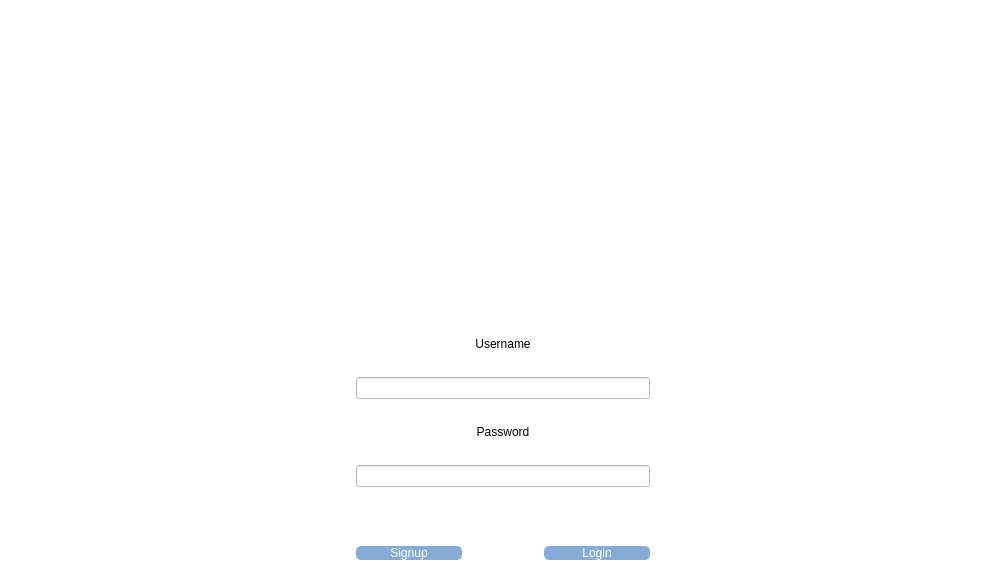
Before: the Qt Designer form stacked.ui in acordi96/ProgrammazioneDiSistema-SharedEditor-Client, drawn with Qt 5.
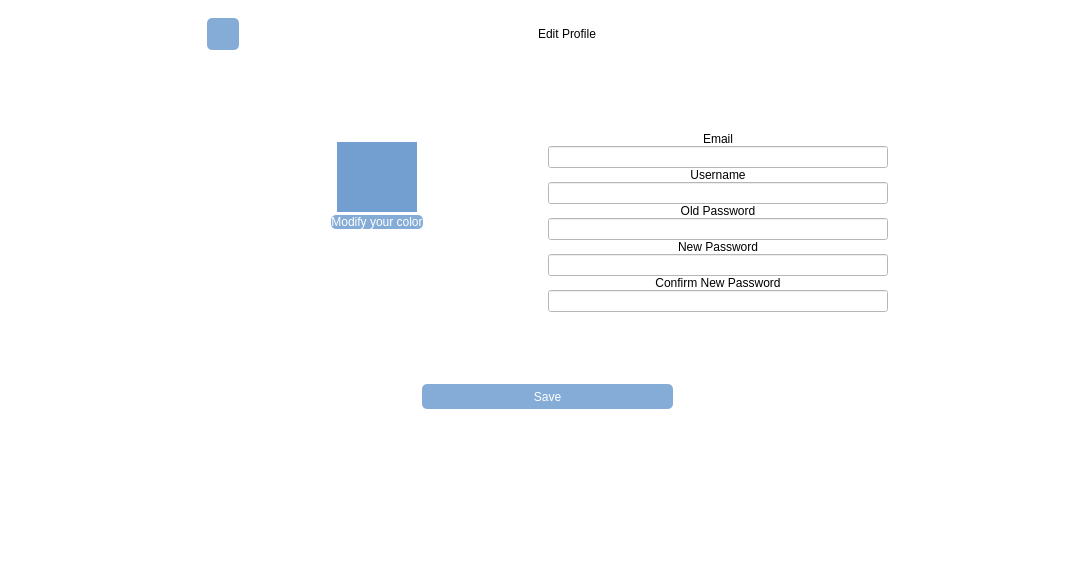
After: the same form once the commit is applied. The open tabs and pages were chosen to show the change. Icons and pictures are not drawn.

Patch:
```diff
--- a/stacked.ui
+++ b/stacked.ui
@@ -6,7 +6,7 @@
    <rect>
     <x>0</x>
     <y>0</y>
-    <width>998</width>
+    <width>1086</width>
     <height>587</height>
    </rect>
   </property>
@@ -424,9 +424,9 @@
                     <colorrole role="PlaceholderText">
                      <brush brushstyle="NoBrush">
                       <color alpha="128">
-                       <red>0</red>
-                       <green>0</green>
-                       <blue>0</blue>
+                       <red>255</red>
+                       <green>255</green>
+                       <blue>255</blue>
                       </color>
                      </brush>
                     </colorrole>
@@ -554,9 +554,9 @@
                     <colorrole role="PlaceholderText">
                      <brush brushstyle="NoBrush">
                       <color alpha="128">
-                       <red>0</red>
-                       <green>0</green>
-                       <blue>0</blue>
+                       <red>255</red>
+                       <green>255</green>
+                       <blue>255</blue>
                       </color>
                      </brush>
                     </colorrole>
@@ -664,9 +664,9 @@
                     <colorrole role="PlaceholderText">
                      <brush brushstyle="NoBrush">
                       <color alpha="128">
-                       <red>0</red>
-                       <green>0</green>
-                       <blue>0</blue>
+                       <red>255</red>
+                       <green>255</green>
+                       <blue>255</blue>
                       </color>
                      </brush>
                     </colorrole>
@@ -794,9 +794,9 @@
                     <colorrole role="PlaceholderText">
                      <brush brushstyle="NoBrush">
                       <color alpha="128">
-                       <red>0</red>
-                       <green>0</green>
-                       <blue>0</blue>
+                       <red>255</red>
+                       <green>255</green>
+                       <blue>255</blue>
                       </color>
                      </brush>
                     </colorrole>
@@ -1338,6 +1338,553 @@
         </item>
        </layout>
       </widget>
+      <widget class="QWidget" name="editprofile">
+       <layout class="QVBoxLayout" name="verticalLayout_12">
+        <item>
+         <layout class="QVBoxLayout" name="verticalLayout_8">
+          <property name="leftMargin">
+           <number>0</number>
+          </property>
+          <item alignment="Qt::AlignHCenter|Qt::AlignVCenter">
+           <widget class="QWidget" name="widget_2" native="true">
+            <property name="sizePolicy">
+             <sizepolicy hsizetype="Expanding" vsizetype="Expanding">
+              <horstretch>0</horstretch>
+              <verstretch>0</verstretch>
+             </sizepolicy>
+            </property>
+            <property name="layoutDirection">
+             <enum>Qt::LeftToRight</enum>
+            </property>
+            <property name="autoFillBackground">
+             <bool>false</bool>
+            </property>
+            <property name="styleSheet">
+             <string notr="true">background-color:white;
+</string>
+            </property>
+            <layout class="QHBoxLayout" name="horizontalLayout_10">
+             <item>
+              <spacer name="horizontalSpacer_16">
+               <property name="orientation">
+                <enum>Qt::Horizontal</enum>
+               </property>
+               <property name="sizeType">
+                <enum>QSizePolicy::Fixed</enum>
+               </property>
+               <property name="sizeHint" stdset="0">
+                <size>
+                 <width>180</width>
+                 <height>20</height>
+                </size>
+               </property>
+              </spacer>
+             </item>
+             <item>
+              <layout class="QVBoxLayout" name="verticalLayout_9">
+               <item>
+                <layout class="QHBoxLayout" name="horizontalLayout_11">
+                 <item>
+                  <widget class="QPushButton" name="edit_backButton">
+                   <property name="sizePolicy">
+                    <sizepolicy hsizetype="Fixed" vsizetype="Fixed">
+                     <horstretch>0</horstretch>
+                     <verstretch>0</verstretch>
+                    </sizepolicy>
+                   </property>
+                   <property name="minimumSize">
+                    <size>
+                     <width>32</width>
+                     <height>32</height>
+                    </size>
+                   </property>
+                   <property name="styleSheet">
+                    <string notr="true">QPushButton#edit_backButton{
+background-color: #84ACD7;
+border: 1px;
+border-radius:5px;
+}
+QPushButton#edit_backButton:hover{
+	background-color:#68DFBB;
+}</string>
+                   </property>
+                   <property name="text">
+                    <string/>
+                   </property>
+                   <property name="icon">
+                    <iconset>
+                     <normalon>:/images/back-arrow.png</normalon>
+                    </iconset>
+                   </property>
+                   <property name="iconSize">
+                    <size>
+                     <width>32</width>
+                     <height>32</height>
+                    </size>
+                   </property>
+                   <property name="flat">
+                    <bool>true</bool>
+                   </property>
+                  </widget>
+                 </item>
+                 <item>
+                  <spacer name="horizontalSpacer_13">
+                   <property name="orientation">
+                    <enum>Qt::Horizontal</enum>
+                   </property>
+                   <property name="sizeType">
+                    <enum>QSizePolicy::MinimumExpanding</enum>
+                   </property>
+                   <property name="sizeHint" stdset="0">
+                    <size>
+                     <width>180</width>
+                     <height>20</height>
+                    </size>
+                   </property>
+                  </spacer>
+                 </item>
+                 <item>
+                  <widget class="QLabel" name="editLabel">
+                   <property name="styleSheet">
+                    <string notr="true">font: 75 25pt &quot;Sawasdee Bold&quot;;</string>
+                   </property>
+                   <property name="text">
+                    <string>Edit Profile</string>
+                   </property>
+                   <property name="alignment">
+                    <set>Qt::AlignCenter</set>
+                   </property>
+                  </widget>
+                 </item>
+                 <item>
+                  <spacer name="horizontalSpacer_17">
+                   <property name="orientation">
+                    <enum>Qt::Horizontal</enum>
+                   </property>
+                   <property name="sizeType">
+                    <enum>QSizePolicy::MinimumExpanding</enum>
+                   </property>
+                   <property name="sizeHint" stdset="0">
+                    <size>
+                     <width>200</width>
+                     <height>20</height>
+                    </size>
+                   </property>
+                  </spacer>
+                 </item>
+                </layout>
+               </item>
+               <item>
+                <spacer name="verticalSpacer_13">
+                 <property name="orientation">
+                  <enum>Qt::Vertical</enum>
+                 </property>
+                 <property name="sizeType">
+                  <enum>QSizePolicy::Fixed</enum>
+                 </property>
+                 <property name="sizeHint" stdset="0">
+                  <size>
+                   <width>20</width>
+                   <height>50</height>
+                  </size>
+                 </property>
+                </spacer>
+               </item>
+               <item>
+                <layout class="QHBoxLayout" name="horizontalLayout_12">
+                 <property name="spacing">
+                  <number>1</number>
+                 </property>
+                 <item>
+                  <layout class="QVBoxLayout" name="verticalLayout_13">
+                   <property name="spacing">
+                    <number>0</number>
+                   </property>
+                   <property name="topMargin">
+                    <number>6</number>
+                   </property>
+                   <property name="bottomMargin">
+                    <number>6</number>
+                   </property>
+                   <item>
+                    <spacer name="verticalSpacer_19">
+                     <property name="orientation">
+                      <enum>Qt::Vertical</enum>
+                     </property>
+                     <property name="sizeType">
+                      <enum>QSizePolicy::Fixed</enum>
+                     </property>
+                     <property name="sizeHint" stdset="0">
+                      <size>
+                       <width>20</width>
+                       <height>20</height>
+                      </size>
+                     </property>
+                    </spacer>
+                   </item>
+                   <item>
+                    <widget class="QWidget" name="widget_4" native="true">
+                     <widget class="QWidget" name="edit_icon" native="true">
+                      <property name="geometry">
+                       <rect>
+                        <x>130</x>
+                        <y>10</y>
+                        <width>80</width>
+                        <height>80</height>
+                       </rect>
+                      </property>
+                      <property name="styleSheet">
+                       <string notr="true">background-color: rgb(114, 159, 207);</string>
+                      </property>
+                     </widget>
+                    </widget>
+                   </item>
+                   <item>
+                    <layout class="QHBoxLayout" name="horizontalLayout_17">
+                     <property name="spacing">
+                      <number>1</number>
+                     </property>
+                     <property name="bottomMargin">
+                      <number>0</number>
+                     </property>
+                     <item>
+                      <spacer name="horizontalSpacer_20">
+                       <property name="orientation">
+                        <enum>Qt::Horizontal</enum>
+                       </property>
+                       <property name="sizeHint" stdset="0">
+                        <size>
+                         <width>40</width>
+                         <height>20</height>
+                        </size>
+                       </property>
+                      </spacer>
+                     </item>
+                     <item>
+                      <widget class="QPushButton" name="colorPicker">
+                       <property name="styleSheet">
+                        <string notr="true">QPushButton#colorPicker{
+background-color: #84ACD7;
+border: 1px;
+color:#FFFFFF;
+border-radius:5px;
+font: 12pt &quot;Sawasdee Bold&quot;;
+}
+QPushButton#colorPicker:hover{
+background-color:#68DFBB;
+}</string>
+                       </property>
+                       <property name="text">
+                        <string>Modify your color</string>
+                       </property>
+                       <property name="icon">
+                        <iconset>
+                         <normalon>:/images/win/color-picker.png</normalon>
+                        </iconset>
+                       </property>
+                      </widget>
+                     </item>
+                     <item>
+                      <spacer name="horizontalSpacer_21">
+                       <property name="orientation">
+                        <enum>Qt::Horizontal</enum>
+                       </property>
+                       <property name="sizeHint" stdset="0">
+                        <size>
+                         <width>40</width>
+                         <height>20</height>
+                        </size>
+                       </property>
+                      </spacer>
+                     </item>
+                    </layout>
+                   </item>
+                   <item>
+                    <spacer name="verticalSpacer_14">
+                     <property name="orientation">
+                      <enum>Qt::Vertical</enum>
+                     </property>
+                     <property name="sizeType">
+                      <enum>QSizePolicy::Fixed</enum>
+                     </property>
+                     <property name="sizeHint" stdset="0">
+                      <size>
+                       <width>20</width>
+                       <height>110</height>
+                      </size>
+                     </property>
+                    </spacer>
+                   </item>
+                  </layout>
+                 </item>
+                 <item>
+                  <layout class="QVBoxLayout" name="verticalLayout_11">
+                   <property name="spacing">
+                    <number>0</number>
+                   </property>
+                   <property name="leftMargin">
+                    <number>0</number>
+                   </property>
+                   <property name="topMargin">
+                    <number>6</number>
+                   </property>
+                   <property name="bottomMargin">
+                    <number>6</number>
+                   </property>
+                   <item>
+                    <spacer name="verticalSpacer_15">
+                     <property name="orientation">
+                      <enum>Qt::Vertical</enum>
+                     </property>
+                     <property name="sizeType">
+                      <enum>QSizePolicy::Fixed</enum>
+                     </property>
+                     <property name="sizeHint" stdset="0">
+                      <size>
+                       <width>20</width>
+                       <height>20</height>
+                      </size>
+                     </property>
+                    </spacer>
+                   </item>
+                   <item>
+                    <widget class="QLabel" name="edit_email_label">
+                     <property name="styleSheet">
+                      <string notr="true">font: 11pt &quot;Sawasdee Bold&quot;;</string>
+                     </property>
+                     <property name="text">
+                      <string>Email</string>
+                     </property>
+                     <property name="alignment">
+                      <set>Qt::AlignCenter</set>
+                     </property>
+                    </widget>
+                   </item>
+                   <item>
+                    <widget class="QLineEdit" name="edit_email_line"/>
+                   </item>
+                   <item>
+                    <widget class="QLabel" name="edit_user_label">
+                     <property name="styleSheet">
+                      <string notr="true">font: 11pt &quot;Sawasdee Bold&quot;;</string>
+                     </property>
+                     <property name="text">
+                      <string>Username</string>
+                     </property>
+                     <property name="alignment">
+                      <set>Qt::AlignCenter</set>
+                     </property>
+                    </widget>
+                   </item>
+                   <item>
+                    <widget class="QLineEdit" name="edit_user_line"/>
+                   </item>
+                   <item>
+                    <widget class="QLabel" name="edit_oldPasswordLabel">
+                     <property name="styleSheet">
+                      <string notr="true">font: 11pt &quot;Sawasdee Bold&quot;;</string>
+                     </property>
+                     <property name="text">
+                      <string>Old Password</string>
+                     </property>
+                     <property name="alignment">
+                      <set>Qt::AlignCenter</set>
+                     </property>
+                    </widget>
+                   </item>
+                   <item>
+                    <widget class="QLineEdit" name="edit_oldpsw_line"/>
+                   </item>
+                   <item>
+                    <widget class="QLabel" name="edit_newpsw_label">
+                     <property name="styleSheet">
+                      <string notr="true">font: 11pt &quot;Sawasdee Bold&quot;;</string>
+                     </property>
+                     <property name="text">
+                      <string>New Password</string>
+                     </property>
+                     <property name="alignment">
+                      <set>Qt::AlignCenter</set>
+                     </property>
+                    </widget>
+                   </item>
+                   <item>
+                    <widget class="QLineEdit" name="edit_newpsw_line">
+                     <property name="styleSheet">
+                      <string notr="true">lineedit-password-mask-delay:0.5;</string>
+                     </property>
+                     <property name="echoMode">
+                      <enum>QLineEdit::Password</enum>
+                     </property>
+                    </widget>
+                   </item>
+                   <item>
+                    <widget class="QLabel" name="edit_confnewpsw_label">
+                     <property name="styleSheet">
+                      <string notr="true">font: 11pt &quot;Sawasdee Bold&quot;;</string>
+                     </property>
+                     <property name="text">
+                      <string>Confirm New Password</string>
+                     </property>
+                     <property name="alignment">
+                      <set>Qt::AlignCenter</set>
+                     </property>
+                    </widget>
+                   </item>
+                   <item>
+                    <widget class="QLineEdit" name="edit_confnewpsw_line">
+                     <property name="styleSheet">
+                      <string notr="true">lineedit-password-mask-delay:0.1;</string>
+                     </property>
+                     <property name="echoMode">
+                      <enum>QLineEdit::Password</enum>
+                     </property>
+                    </widget>
+                   </item>
+                   <item>
+                    <spacer name="verticalSpacer_16">
+                     <property name="orientation">
+                      <enum>Qt::Vertical</enum>
+                     </property>
+                     <property name="sizeType">
+                      <enum>QSizePolicy::Fixed</enum>
+                     </property>
+                     <property name="sizeHint" stdset="0">
+                      <size>
+                       <width>20</width>
+                       <height>30</height>
+                      </size>
+                     </property>
+                    </spacer>
+                   </item>
+                  </layout>
+                 </item>
+                </layout>
+               </item>
+               <item>
+                <spacer name="verticalSpacer_17">
+                 <property name="orientation">
+                  <enum>Qt::Vertical</enum>
+                 </property>
+                 <property name="sizeType">
+                  <enum>QSizePolicy::Fixed</enum>
+                 </property>
+                 <property name="sizeHint" stdset="0">
+                  <size>
+                   <width>20</width>
+                   <height>30</height>
+                  </size>
+                 </property>
+                </spacer>
+               </item>
+               <item>
+                <layout class="QHBoxLayout" name="horizontalLayout_13">
+                 <property name="spacing">
+                  <number>1</number>
+                 </property>
+                 <item>
+                  <spacer name="horizontalSpacer_18">
+                   <property name="orientation">
+                    <enum>Qt::Horizontal</enum>
+                   </property>
+                   <property name="sizeType">
+                    <enum>QSizePolicy::Expanding</enum>
+                   </property>
+                   <property name="sizeHint" stdset="0">
+                    <size>
+                     <width>256</width>
+                     <height>20</height>
+                    </size>
+                   </property>
+                  </spacer>
+                 </item>
+                 <item>
+                  <widget class="QPushButton" name="edit_saveButton">
+                   <property name="sizePolicy">
+                    <sizepolicy hsizetype="Expanding" vsizetype="Fixed">
+                     <horstretch>0</horstretch>
+                     <verstretch>0</verstretch>
+                    </sizepolicy>
+                   </property>
+                   <property name="minimumSize">
+                    <size>
+                     <width>251</width>
+                     <height>25</height>
+                    </size>
+                   </property>
+                   <property name="styleSheet">
+                    <string notr="true">QPushButton#edit_saveButton{
+background-color: #84ACD7;
+border: 1px;
+color:#FFFFFF;
+border-radius:5px;
+font: 20pt &quot;Sawasdee Bold&quot;;
+}
+QPushButton#edit_saveButton:hover{
+background-color:#68DFBB;
+}</string>
+                   </property>
+                   <property name="text">
+                    <string>Save</string>
+                   </property>
+                   <property name="flat">
+                    <bool>true</bool>
+                   </property>
+                  </widget>
+                 </item>
+                 <item>
+                  <spacer name="horizontalSpacer_22">
+                   <property name="orientation">
+                    <enum>Qt::Horizontal</enum>
+                   </property>
+                   <property name="sizeHint" stdset="0">
+                    <size>
+                     <width>256</width>
+                     <height>20</height>
+                    </size>
+                   </property>
+                  </spacer>
+                 </item>
+                </layout>
+               </item>
+              </layout>
+             </item>
+             <item>
+              <spacer name="horizontalSpacer_19">
+               <property name="orientation">
+                <enum>Qt::Horizontal</enum>
+               </property>
+               <property name="sizeType">
+                <enum>QSizePolicy::Fixed</enum>
+               </property>
+               <property name="sizeHint" stdset="0">
+                <size>
+                 <width>180</width>
+                 <height>20</height>
+                </size>
+               </property>
+              </spacer>
+             </item>
+            </layout>
+           </widget>
+          </item>
+          <item>
+           <spacer name="verticalSpacer_20">
+            <property name="orientation">
+             <enum>Qt::Vertical</enum>
+            </property>
+            <property name="sizeHint" stdset="0">
+             <size>
+              <width>20</width>
+              <height>40</height>
+             </size>
+            </property>
+           </spacer>
+          </item>
+         </layout>
+        </item>
+       </layout>
+      </widget>
      </widget>
     </item>
     <item>
```
Left out of the diff: 2 changed lines with no effect on the pictures.
